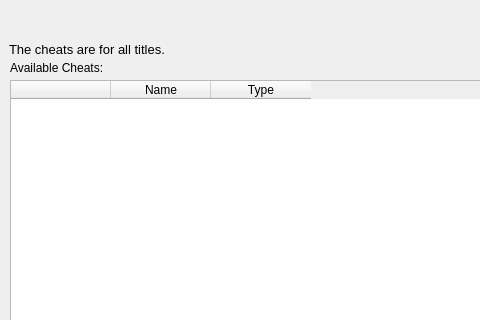
Old version of the form src/citra_qt/cheat_gui.ui in the repository grimtnt/citra; both pictures show x 0 to 480 and y 0 to 320 of the 862 by 612 pixel window.
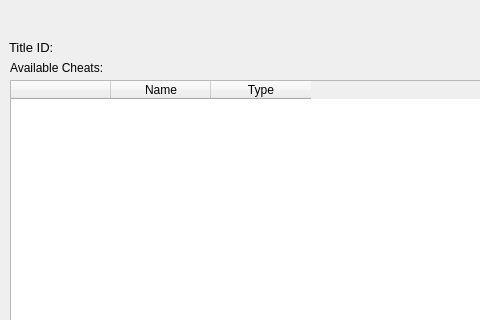
New version of the form.

The edit to the form file:
```diff
--- a/src/citra_qt/cheat_gui.ui
+++ b/src/citra_qt/cheat_gui.ui
@@ -23,9 +23,9 @@
    <property name="geometry">
     <rect>
      <x>9</x>
-     <y>40</y>
-     <width>162</width>
-     <height>18</height>
+     <y>35</y>
+     <width>175</width>
+     <height>25</height>
     </rect>
    </property>
    <property name="font">
@@ -34,7 +34,7 @@
     </font>
    </property>
    <property name="text">
-    <string>The cheats are for all titles.</string>
+    <string>Title ID:</string>
    </property>
    <property name="wordWrap">
     <bool>true</bool>
```
Left out of the diff: 2 changed lines with no effect on the pictures.
